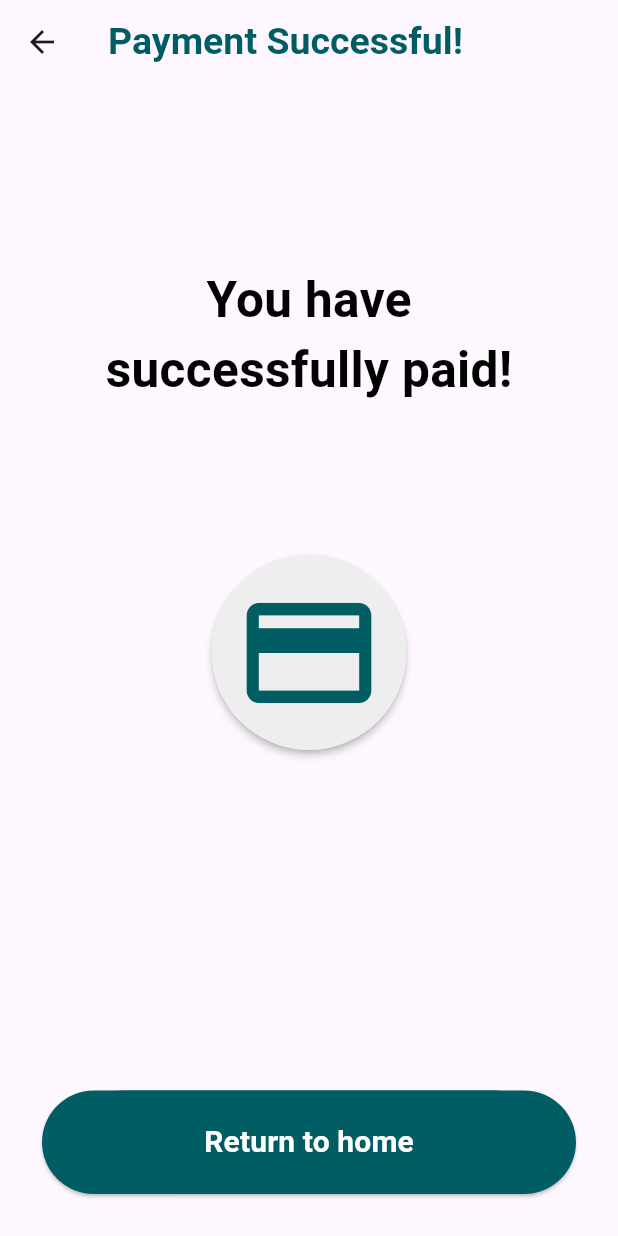
After one commit to sung01299/CathayHackathon_Team_10_CathayPay, a Flutter app: the PaymentScreen screen opened directly, after a tap on "Pay now", on a phone screen of 412 x 824 dp. The commit adds this screen. Run offline on Flutter 3.47's test engine with Material 3 defaults, Android fonts, the phone set to English and light mode, and no system bars; our stand-ins replace google_fonts; Roboto replaces fonts that are missing (Ubuntu).

Commit message:
update payment success screen

```diff
--- a/cathay_pay_ui/lib/features/home/ui/home_screen.dart
+++ b/cathay_pay_ui/lib/features/home/ui/home_screen.dart
@@ -14,7 +14,7 @@ class _MyHomeScreenState extends State<HomeScreen> {
   Widget build(BuildContext context) {
     return Scaffold(
       appBar: AppBar(
-        backgroundColor: Colors.white,
+        backgroundColor: Colors.grey.shade200,
         title: Text(
           "Cathay Pay",
           style: GoogleFonts.ubuntu(
@@ -59,7 +59,7 @@ class _MyHomeScreenState extends State<HomeScreen> {
               ),
             ),
             Padding(
-              padding: const EdgeInsets.all(8.0),
+              padding: const EdgeInsets.fromLTRB(20, 0, 20, 20),
               child: Container(
                 decoration: BoxDecoration(
                   borderRadius: BorderRadius.circular(10),
@@ -119,7 +119,6 @@ class _MyHomeScreenState extends State<HomeScreen> {
                   Padding(
                     padding: const EdgeInsets.all(20),
                     child: Column(
-                      // mainAxisAlignment: MainAxisAlignment.start,
                       crossAxisAlignment: CrossAxisAlignment.start,
                       children: [
                         Text(
@@ -148,7 +147,10 @@ class _MyHomeScreenState extends State<HomeScreen> {
                                 children: [
                                   Row(
                                     children: [
-                                      const Icon(Icons.credit_card),
+                                      const Icon(
+                                        Icons.credit_card,
+                                        color: Color(0xff005d63),
+                                      ),
                                       const SizedBox(width: 10),
                                       Text(
                                         "Credit Card / **** 7798",
--- a/cathay_pay_ui/lib/features/payment/ui/payment_screen.dart
+++ b/cathay_pay_ui/lib/features/payment/ui/payment_screen.dart
@@ -1,5 +1,6 @@
 import 'package:flutter/material.dart';
 import 'package:google_fonts/google_fonts.dart';
+import 'package:cathay_pay_ui/features/payment/ui/payment_success.dart';
 
 class PaymentScreen extends StatefulWidget {
   const PaymentScreen({super.key});
@@ -158,7 +159,19 @@ class _PaymentScreenState extends State<PaymentScreen> {
                 ],
               ),
             ),
-            Padding(
+            ElevatedButton(
+              style: const ButtonStyle(
+                  backgroundColor:
+                      MaterialStatePropertyAll<Color>(Color(0xff005d63))),
+              onPressed: () {
+                Navigator.pushReplacement(
+                  context,
+                  MaterialPageRoute(
+                    builder: (context) => const PaymentSucessScreen(),
+                  ),
+                );
+              },
+              child: Padding(
                 padding: const EdgeInsets.all(0.0),
                 child: Row(
                   children: [
@@ -188,6 +201,7 @@ class _PaymentScreenState extends State<PaymentScreen> {
                   ],
                 ),
               ),
+            ),
           ],
         ),
       ),
--- /dev/null
+++ b/cathay_pay_ui/lib/features/payment/ui/payment_success.dart
@@ -0,0 +1,119 @@
+import 'package:flutter/material.dart';
+import 'package:google_fonts/google_fonts.dart';
+// import 'package:cathay_pay_ui/features/home/ui/home_screen.dart';
+import 'package:cathay_pay_ui/main.dart';
+
+class PaymentSucessScreen extends StatelessWidget {
+  const PaymentSucessScreen({super.key});
+
+  @override
+  Widget build(BuildContext context) {
+    return Scaffold(
+      appBar: AppBar(
+        title: Text(
+          "Payment Successful!",
+          style: GoogleFonts.ubuntu(
+              color: const Color(0xff005d63),
+              fontWeight: FontWeight.bold,
+              fontSize: 25),
+        ),
+      ),
+      body: Padding(
+        padding: const EdgeInsets.all(20),
+        child: Column(
+          children: [
+            const SizedBox(height: 100),
+            Row(
+              mainAxisAlignment: MainAxisAlignment.center,
+              children: [
+                Text(
+                  "You have",
+                  style: GoogleFonts.ubuntu(
+                      color: Colors.black,
+                      fontWeight: FontWeight.bold,
+                      fontSize: 33),
+                ),
+              ],
+            ),
+            Row(
+              mainAxisAlignment: MainAxisAlignment.center,
+              children: [
+                Text(
+                  "successfully paid!",
+                  style: GoogleFonts.ubuntu(
+                      color: Colors.black,
+                      fontWeight: FontWeight.bold,
+                      fontSize: 33),
+                ),
+              ],
+            ),
+            const SizedBox(height: 100),
+            RawMaterialButton(
+              onPressed: () {},
+              elevation: 2.0,
+              fillColor: Colors.grey.shade200,
+              padding: const EdgeInsets.all(15.0),
+              shape: const CircleBorder(),
+              splashColor: Colors.transparent,
+              highlightColor: Colors.transparent,
+              child: const Icon(
+                Icons.credit_card,
+                size: 100,
+                color: Color(0xff005d63),
+              ),
+            ),
+            Expanded(
+              child: Container(),
+            ),
+            Padding(
+              padding: const EdgeInsets.all(8.0),
+              child: ElevatedButton(
+                style: const ButtonStyle(
+                    backgroundColor:
+                        MaterialStatePropertyAll<Color>(Color(0xff005d63))),
+                onPressed: () {
+                  Navigator.pushReplacement(
+                    context,
+                    MaterialPageRoute(
+                      builder: (context) => const MyApp(),
+                    ),
+                  );
+                },
+                child: Padding(
+                  padding: const EdgeInsets.all(0),
+                  child: Row(
+                    children: [
+                      Expanded(
+                        child: Container(
+                          decoration: BoxDecoration(
+                            color: const Color(0xff005d63),
+                            borderRadius: BorderRadius.circular(30),
+                          ),
+                          child: Row(
+                            mainAxisAlignment: MainAxisAlignment.center,
+                            children: [
+                              Padding(
+                                padding: const EdgeInsets.all(20.0),
+                                child: Text(
+                                  "Return to home",
+                                  style: GoogleFonts.ubuntu(
+                                      color: Colors.white,
+                                      fontWeight: FontWeight.bold,
+                                      fontSize: 20),
+                                ),
+                              ),
+                            ],
+                          ),
+                        ),
+                      ),
+                    ],
+                  ),
+                ),
+              ),
+            ),
+          ],
+        ),
+      ),
+    );
+  }
+}
```
Lines whose indentation alone changed are shown as unchanged.
